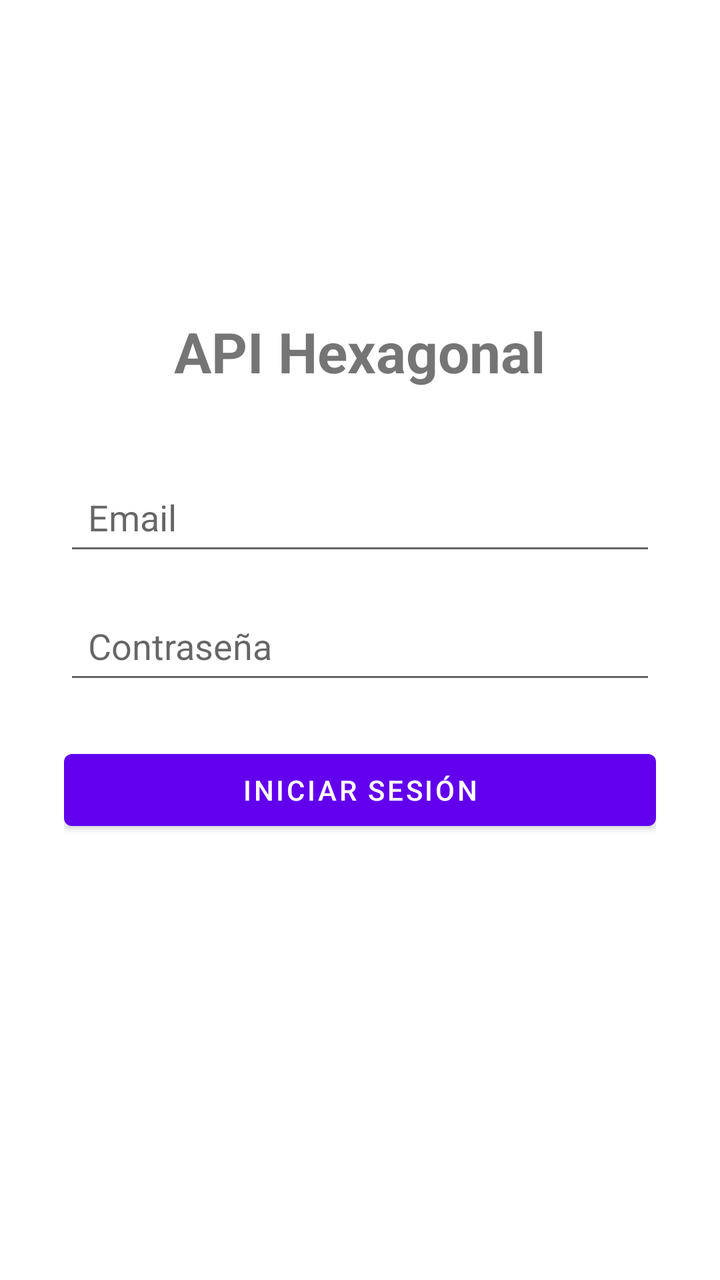
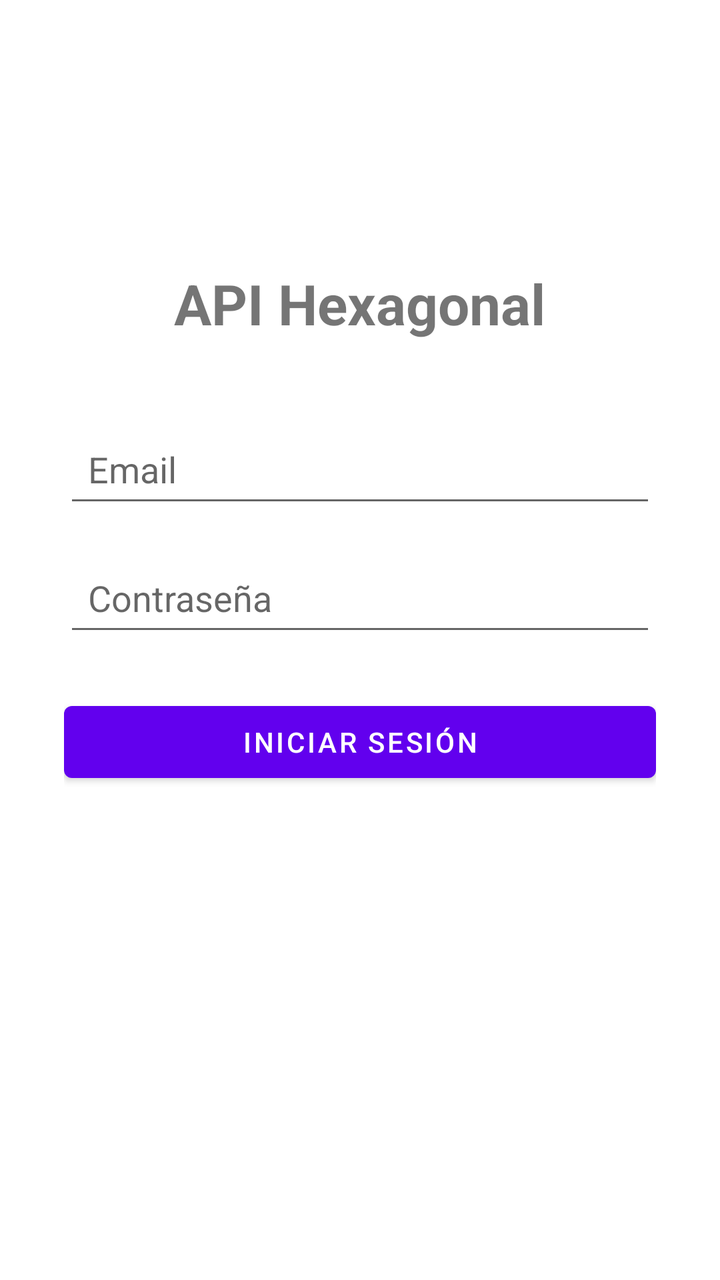

An Android layout rendered at two revisions. The XML below is the earlier revision; the diff shows what the commit changed to produce the second picture.
<!-- AndroidManifest.xml: application theme Theme.AppPaises -->
<!-- res/layout/activity_login.xml -->
<?xml version="1.0" encoding="utf-8"?>
<LinearLayout xmlns:android="http://schemas.android.com/apk/res/android"
    android:layout_width="match_parent"
    android:layout_height="match_parent"
    android:orientation="vertical"
    android:padding="32dp"
    android:gravity="center">

    <TextView
        android:layout_width="wrap_content"
        android:layout_height="wrap_content"
        android:text="API Hexagonal"
        android:textSize="28sp"
        android:textStyle="bold"
        android:layout_marginBottom="40dp"/>

    <EditText
        android:id="@+id/etEmail"
        android:layout_width="match_parent"
        android:layout_height="wrap_content"
        android:hint="Email"
        android:inputType="textEmailAddress"
        android:layout_marginBottom="16dp"
        android:padding="12dp"/>

    <EditText
        android:id="@+id/etPassword"
        android:layout_width="match_parent"
        android:layout_height="wrap_content"
        android:hint="Contraseña"
        android:inputType="textPassword"
        android:layout_marginBottom="24dp"
        android:padding="12dp"/>

    <Button
        android:id="@+id/btnLogin"
        android:layout_width="match_parent"
        android:layout_height="wrap_content"
        android:text="Iniciar Sesión"
        android:layout_marginBottom="16dp"/>

    <Button
        android:id="@+id/btnIrRegistro"
        android:layout_width="match_parent"
        android:layout_height="wrap_content"
        android:text="¿No tienes cuenta? Regístrate"
        style="?android:attr/borderlessButtonStyle"/>

</LinearLayout>
<!-- resources referenced by this layout -->
<resources>
  <style name="Theme.AppPaises" parent="Theme.MaterialComponents.DayNight.DarkActionBar">
          <item name="colorPrimary">@color/purple_500</item>
          <item name="colorPrimaryVariant">@color/purple_700</item>
          <item name="colorOnPrimary">@color/white</item>
          <item name="colorSecondary">@color/teal_200</item>
          <item name="colorSecondaryVariant">@color/teal_700</item>
          <item name="colorOnSecondary">@color/black</item>
      </style>
  <color name="purple_500">#FF6200EE</color>
  <color name="purple_700">#FF3700B3</color>
  <color name="white">#FFFFFFFF</color>
  <color name="teal_200">#FF03DAC5</color>
  <color name="teal_700">#FF018786</color>
  <color name="black">#FF000000</color>
</resources>

<!-- the commit's change to res/layout/activity_login.xml (unified diff, before → after) -->
@@ -40,6 +40,13 @@
         android:layout_marginBottom="16dp"/>
 
     <Button
+        android:id="@+id/btnOlvide"
+        android:layout_width="match_parent"
+        android:layout_height="wrap_content"
+        android:text="¿Olvidaste tu contraseña?"
+        style="?android:attr/borderlessButtonStyle"/>
+
+    <Button
         android:id="@+id/btnIrRegistro"
         android:layout_width="match_parent"
         android:layout_height="wrap_content"
